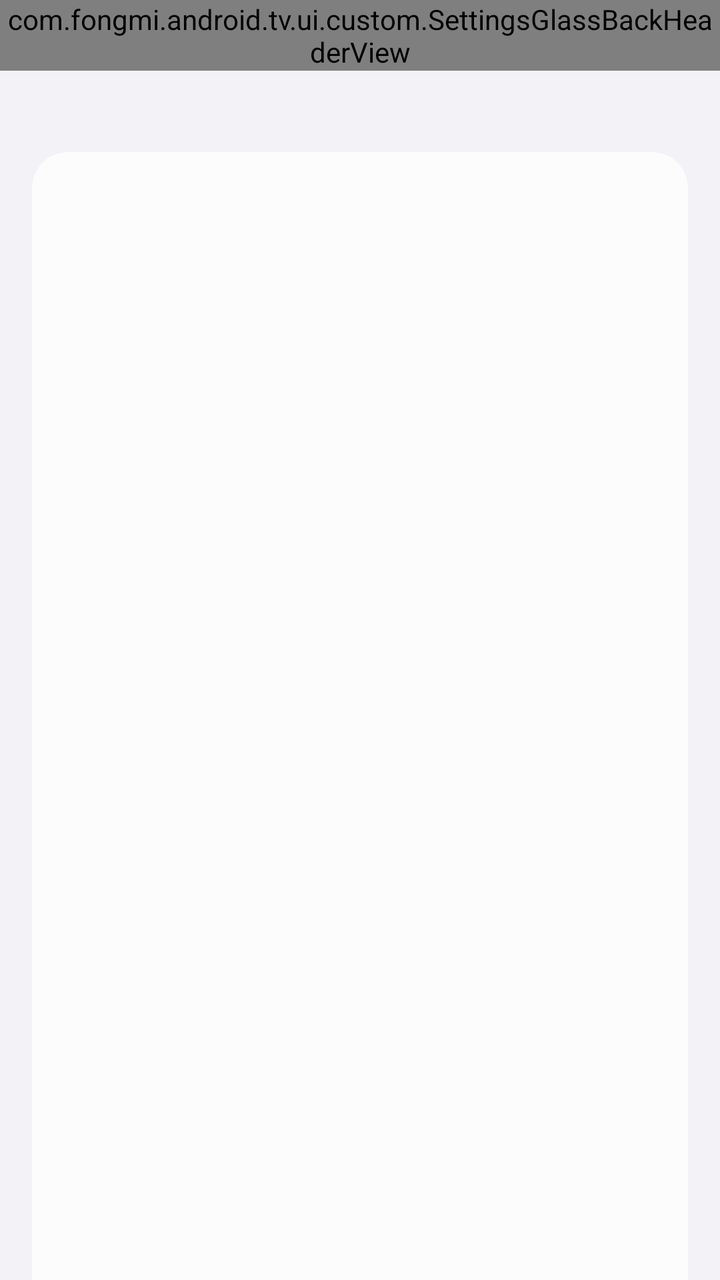
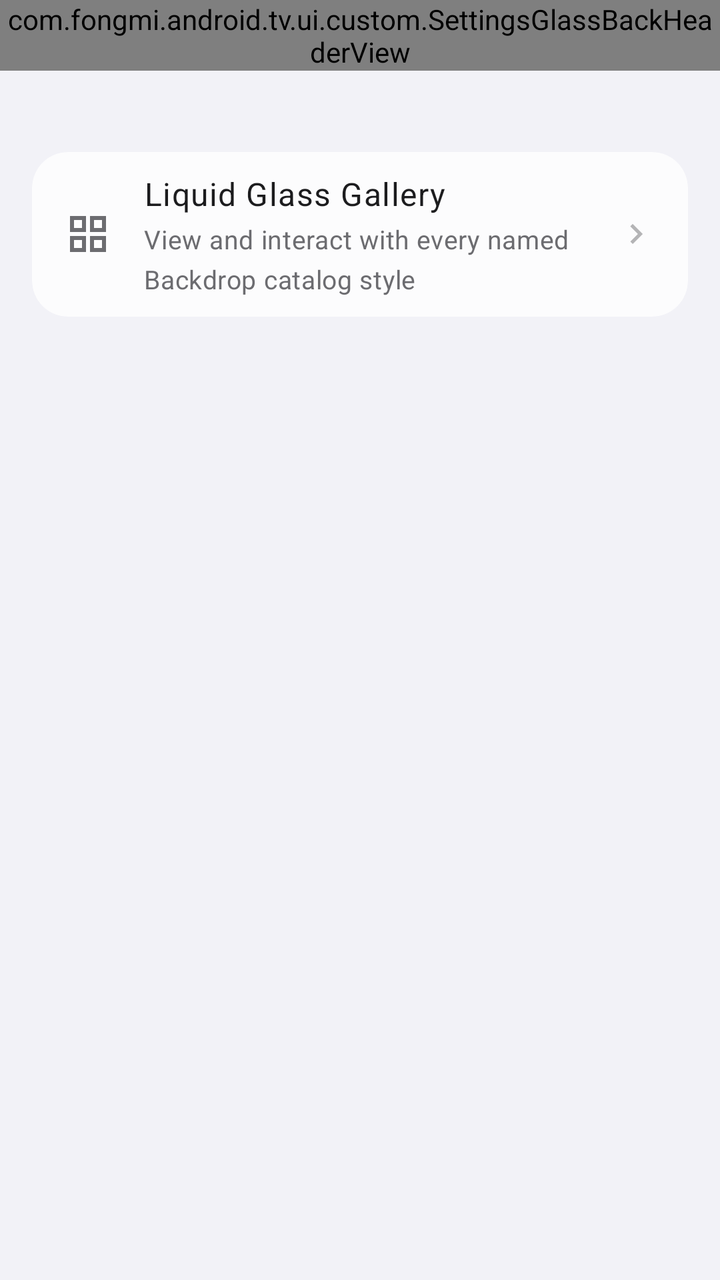

Before-and-after screenshots of an Android layout around one commit, followed by the original layout XML and the change that was made.
<!-- AndroidManifest.xml: another module's application theme AppTheme -->
<!-- res/layout/activity_setting_laboratory.xml -->
<?xml version="1.0" encoding="utf-8"?>
<FrameLayout xmlns:android="http://schemas.android.com/apk/res/android"
    android:layout_width="match_parent"
    android:layout_height="match_parent"
    android:background="@color/screen_background"
    android:clipChildren="false"
    android:clipToPadding="false">

    <androidx.core.widget.NestedScrollView
        android:id="@+id/content"
        android:layout_width="match_parent"
        android:layout_height="match_parent"
        android:clipToPadding="false"
        android:fillViewport="true"
        android:overScrollMode="never"
        android:paddingTop="72dp">

        <LinearLayout
            android:layout_width="match_parent"
            android:layout_height="wrap_content"
            android:orientation="vertical"
            android:paddingStart="16dp"
            android:paddingTop="4dp"
            android:paddingEnd="16dp"
            android:paddingBottom="24dp">

            <TextView
                style="@style/SettingsSectionHeader"
                android:layout_marginTop="0dp"
                android:text="@string/laboratory_section_navigation" />

            <LinearLayout style="@style/SettingsCard">

                <LinearLayout
                    android:id="@+id/liquidGlassNavigation"
                    style="@style/SettingsRow">

                    <ImageView
                        style="@style/SettingsRowIcon"
                        android:src="@drawable/ic_setting_laboratory" />

                    <LinearLayout
                        android:layout_width="0dp"
                        android:layout_height="wrap_content"
                        android:layout_marginEnd="12dp"
                        android:layout_weight="1"
                        android:orientation="vertical">

                        <TextView
                            style="@style/SettingsTitle"
                            android:layout_width="wrap_content"
                            android:layout_height="wrap_content"
                            android:text="@string/laboratory_liquid_glass_navigation" />

                        <TextView
                            style="@style/SettingsSummary"
                            android:layout_width="match_parent"
                            android:layout_height="wrap_content"
                            android:layout_marginTop="3dp"
                            android:text="@string/laboratory_liquid_glass_navigation_summary" />

                    </LinearLayout>

                    <com.fongmi.android.tv.ui.custom.LiquidGlassSwitch
                        android:id="@+id/liquidGlassNavigationSwitch"
                        android:layout_width="wrap_content"
                        android:layout_height="wrap_content" />

                </LinearLayout>

                <View
                    android:layout_width="match_parent"
                    android:layout_height="1dp"
                    android:layout_marginStart="56dp"
                    android:layout_marginEnd="16dp"
                    android:background="@color/separator" />

                <LinearLayout
                    android:id="@+id/glassShowcase"
                    style="@style/SettingsRow">

                    <ImageView
                        style="@style/SettingsRowIcon"
                        android:src="@drawable/ic_settings_showcase" />

                    <LinearLayout
                        android:layout_width="0dp"
                        android:layout_height="wrap_content"
                        android:layout_weight="1"
                        android:orientation="vertical">

                        <TextView
                            style="@style/SettingsTitle"
                            android:layout_width="wrap_content"
                            android:layout_height="wrap_content"
                            android:text="@string/glass_showcase_title" />

                        <TextView
                            style="@style/SettingsSummary"
                            android:layout_width="match_parent"
                            android:layout_height="wrap_content"
                            android:layout_marginTop="3dp"
                            android:text="@string/glass_showcase_summary" />

                    </LinearLayout>

                    <ImageView
                        android:layout_width="20dp"
                        android:layout_height="20dp"
                        android:layout_marginStart="8dp"
                        android:src="@drawable/ic_arrow_right"
                        android:tint="@color/text_secondary" />

                </LinearLayout>

            </LinearLayout>

        </LinearLayout>
    </androidx.core.widget.NestedScrollView>

    <com.fongmi.android.tv.ui.custom.SettingsGlassBackHeaderView
        android:id="@+id/header"
        android:layout_width="match_parent"
        android:layout_height="wrap_content"
        android:elevation="0dp"
        android:outlineProvider="none" />

</FrameLayout>
<!-- resources referenced by this layout -->
<resources>
  <color name="screen_background">#FFF2F2F7</color>
  <color name="separator">#263C3C43</color>
  <color name="text_secondary">#FF6C6C70</color>
  <!-- drawable ic_setting_laboratory (drawable) -->
  <vector xmlns:android="http://schemas.android.com/apk/res/android"
      android:width="24dp"
      android:height="24dp"
      android:viewportWidth="24"
      android:viewportHeight="24">
      <path
          android:fillColor="@android:color/white"
          android:pathData="M9,2v2h1v5.59l-5.12,8.86A2.36,2.36 0,0 0,6.92 22h10.16a2.36,2.36 0,0 0,2.04 -3.55L14,9.59V4h1V2H9m3,2h0v6.13l1.16,2H10.84l1.16,-2V4m-2.31,10.13h4.62l3.08,5.32c0.14,0.24 -0.03,0.55 -0.31,0.55H6.92c-0.28,0 -0.45,-0.31 -0.31,-0.55l3.08,-5.32z" />
  </vector>
  <string name="glass_showcase_summary">View and interact with every named Backdrop catalog style</string>
  <string name="glass_showcase_title">Liquid Glass Gallery</string>
  <string name="laboratory_liquid_glass_navigation">Liquid glass bottom bar</string>
  <string name="laboratory_liquid_glass_navigation_summary">Floating capsule with full refraction on Android 13+ and a translucent fallback on older systems</string>
  <string name="laboratory_section_navigation">Navigation Experiments</string>
  <style name="SettingsSectionHeader" parent="SettingsSectionTitle">
          <item name="android:layout_width">match_parent</item>
          <item name="android:layout_height">wrap_content</item>
          <item name="android:visibility">gone</item>
      </style>
  <style name="SettingsSummary" parent="TextAppearance.Material3.BodyMedium">
          <item name="android:textColor">@color/text_secondary</item>
          <item name="android:textSize">13sp</item>
      </style>
  <style name="SettingsTitle" parent="TextAppearance.Material3.BodyLarge">
          <item name="android:textColor">@color/text_primary</item>
          <item name="android:textSize">16sp</item>
      </style>
  <style name="AppTheme" parent="BaseTheme">
          <item name="android:windowTranslucentStatus">true</item>
      </style>
  <color name="white_50">#80FFFFFF</color>
  <!-- drawable shape_settings_card (drawable) -->
  <?xml version="1.0" encoding="utf-8"?>
  <shape xmlns:android="http://schemas.android.com/apk/res/android" android:shape="rectangle">
      <solid android:color="@color/settings_card_background" />
      <corners android:radius="18dp" />
  </shape>
  <style name="SettingsSectionTitle" parent="TextAppearance.Material3.LabelLarge">
          <item name="android:textColor">@color/text_secondary</item>
          <item name="android:textSize">13sp</item>
          <item name="android:textStyle">bold</item>
      </style>
  <color name="text_primary">#FF1C1C1E</color>
  <color name="settings_card_background">#C2FFFFFF</color>
  <color name="transparent">#00000000</color>
  <color name="primary">#FFEB3B</color>
  <color name="primaryDark">#FDD835</color>
  <color name="black">#000000</color>
  <color name="accent">#FFEB3B</color>
  <color name="surface_primary">#FFFFFFFF</color>
  <color name="surface_secondary">#FFE5E5EA</color>
  <style name="Widget.App.TextInputLayout" parent="Widget.Material3.TextInputLayout.OutlinedBox">
          <item name="shapeAppearanceOverlay">@style/ShapeAppearance.App.TextInputLayout</item>
      </style>
  <style name="BottomNavigationView.TextAppearance" parent="TextAppearance.AppCompat">
          <item name="android:textSize">12sp</item>
          <item name="android:textStyle">normal</item>
      </style>
  <style name="ShapeAppearance.App.TextInputLayout" parent="ShapeAppearance.Material3.SmallComponent">
          <item name="cornerFamily">rounded</item>
          <item name="cornerSize">14dp</item>
      </style>
  <style name="AlertDialogButton" parent="Widget.Material3.Button.TextButton.Dialog">
          <item name="android:textColor">?attr/colorPrimary</item>
      </style>
  <style name="ShapeAppearance.App.LargeComponent" parent="ShapeAppearance.Material3.LargeComponent">
          <item name="cornerSize">16dp</item>
      </style>
  <!-- unchanged entries left out for length: 11 -->
</resources>

<!-- the commit's change to res/layout/activity_setting_laboratory.xml (unified diff, before → after) -->
@@ -30,50 +30,6 @@
                 android:text="@string/laboratory_section_navigation" />
 
             <LinearLayout style="@style/SettingsCard">
-
-                <LinearLayout
-                    android:id="@+id/liquidGlassNavigation"
-                    style="@style/SettingsRow">
-
-                    <ImageView
-                        style="@style/SettingsRowIcon"
-                        android:src="@drawable/ic_setting_laboratory" />
-
-                    <LinearLayout
-                        android:layout_width="0dp"
-                        android:layout_height="wrap_content"
-                        android:layout_marginEnd="12dp"
-                        android:layout_weight="1"
-                        android:orientation="vertical">
-
-                        <TextView
-                            style="@style/SettingsTitle"
-                            android:layout_width="wrap_content"
-                            android:layout_height="wrap_content"
-                            android:text="@string/laboratory_liquid_glass_navigation" />
-
-                        <TextView
-                            style="@style/SettingsSummary"
-                            android:layout_width="match_parent"
-                            android:layout_height="wrap_content"
-                            android:layout_marginTop="3dp"
-                            android:text="@string/laboratory_liquid_glass_navigation_summary" />
-
-                    </LinearLayout>
-
-                    <com.fongmi.android.tv.ui.custom.LiquidGlassSwitch
-                        android:id="@+id/liquidGlassNavigationSwitch"
-                        android:layout_width="wrap_content"
-                        android:layout_height="wrap_content" />
-
-                </LinearLayout>
-
-                <View
-                    android:layout_width="match_parent"
-                    android:layout_height="1dp"
-                    android:layout_marginStart="56dp"
-                    android:layout_marginEnd="16dp"
-                    android:background="@color/separator" />
 
                 <LinearLayout
                     android:id="@+id/glassShowcase"
<!-- resource entries referenced after the edit -->
@@ -3,21 +3,9 @@
   <color name="screen_background">#FFF2F2F7</color>
   <color name="separator">#263C3C43</color>
   <color name="text_secondary">#FF6C6C70</color>
-  <!-- drawable ic_setting_laboratory (drawable) -->
-  <vector xmlns:android="http://schemas.android.com/apk/res/android"
-      android:width="24dp"
-      android:height="24dp"
-      android:viewportWidth="24"
-      android:viewportHeight="24">
-      <path
-          android:fillColor="@android:color/white"
-          android:pathData="M9,2v2h1v5.59l-5.12,8.86A2.36,2.36 0,0 0,6.92 22h10.16a2.36,2.36 0,0 0,2.04 -3.55L14,9.59V4h1V2H9m3,2h0v6.13l1.16,2H10.84l1.16,-2V4m-2.31,10.13h4.62l3.08,5.32c0.14,0.24 -0.03,0.55 -0.31,0.55H6.92c-0.28,0 -0.45,-0.31 -0.31,-0.55l3.08,-5.32z" />
-  </vector>
   <string name="glass_showcase_summary">View and interact with every named Backdrop catalog style</string>
   <string name="glass_showcase_title">Liquid Glass Gallery</string>
-  <string name="laboratory_liquid_glass_navigation">Liquid glass bottom bar</string>
-  <string name="laboratory_liquid_glass_navigation_summary">Floating capsule with full refraction on Android 13+ and a translucent fallback on older systems</string>
-  <string name="laboratory_section_navigation">Navigation Experiments</string>
+  <string name="laboratory_section_navigation">Other experiments</string>
   <style name="SettingsSectionHeader" parent="SettingsSectionTitle">
           <item name="android:layout_width">match_parent</item>
           <item name="android:layout_height">wrap_content</item>
